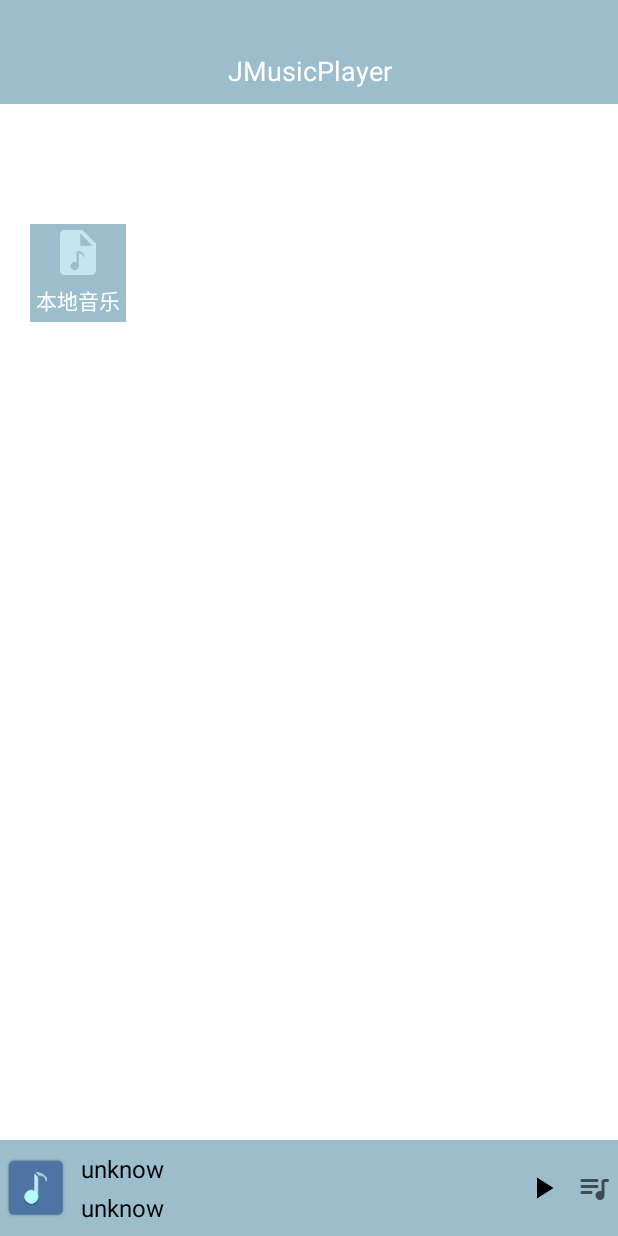
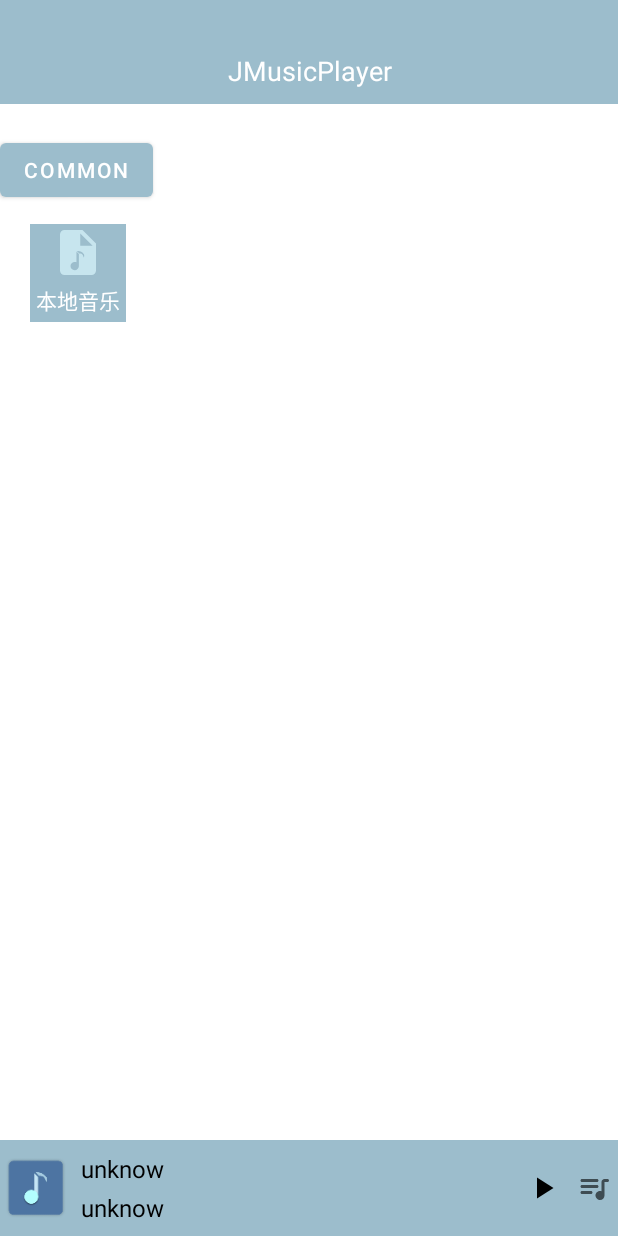
Before and after one commit to aSmartTortoise/JMusicPlayer, an Android app: the screen it shows after launch (MainActivity), on a phone screen of 412 x 824 dp. Run offline under Robolectric (Android 15) with nearby library versions, the phone set to English and light mode, and no system bars; our stand-ins replace data binding.

```diff
--- a/app/build.gradle
+++ b/app/build.gradle
@@ -46,4 +46,5 @@ dependencies {
     androidTestImplementation 'androidx.test.espresso:espresso-core:3.4.0'
     implementation 'io.reactivex.rxjava2:rxjava:2.2.2'
     implementation 'io.reactivex.rxjava2:rxandroid:2.1.0'
+    implementation "androidx.media:media:1.3.1"
 }
--- a/app/src/main/AndroidManifest.xml
+++ b/app/src/main/AndroidManifest.xml
@@ -61,6 +61,9 @@
                 android:name="android.app.lib_name"
                 android:value="" />
         </activity>
+        <activity android:name=".ui.CommonActivity"
+            android:theme="@style/Theme.MusicPlayer"
+            />
     </application>
 
 </manifest>
--- a/app/src/main/res/layout/activity_main.xml
+++ b/app/src/main/res/layout/activity_main.xml
@@ -12,6 +12,8 @@
         android:layout_height="match_parent"
         tools:context=".ui.MainActivity">
 
+
+
         <com.wyj.voice.view.TitleBar
             android:id="@+id/title_bar"
             android:layout_width="match_parent"
@@ -23,6 +25,16 @@
             app:leftIconVisible="false"
             app:middleText="@string/app_name"
             app:middleTextColor="@color/white" />
+
+        <Button
+            android:id="@+id/btn_common"
+            android:layout_width="wrap_content"
+            android:layout_height="wrap_content"
+            android:text="common"
+            android:layout_marginTop="@dimen/dp_20"
+            app:layout_constraintTop_toBottomOf="@id/title_bar"
+            app:layout_constraintStart_toStartOf="parent"
+            />
 
         <androidx.appcompat.widget.AppCompatTextView
             android:id="@+id/tv_local_music"
--- a/app/src/main/res/values/themes.xml
+++ b/app/src/main/res/values/themes.xml
@@ -16,5 +16,6 @@
 
     <style name="Theme.MusicPlayer" parent="Theme.MaterialComponents.DayNight.NoActionBar">
         <item name="android:statusBarColor" tools:targetApi="lollipop">@color/transparent</item>
+        <item name="android:windowBackground">@android:color/transparent</item>
     </style>
 </resources>
--- a/gradle.properties
+++ b/gradle.properties
@@ -6,7 +6,7 @@
 # http://www.gradle.org/docs/current/userguide/build_environment.html
 # Specifies the JVM arguments used for the daemon process.
 # The setting is particularly useful for tweaking memory settings.
-org.gradle.jvmargs=-Xmx2048m -Dfile.encoding=UTF-8
+org.gradle.jvmargs=-Xmx3072m -Dfile.encoding=UTF-8
 # When configured, Gradle will run in incubating parallel mode.
 # This option should only be used with decoupled projects. More details, visit
 # http://www.gradle.org/docs/current/userguide/multi_project_builds.html#sec:decoupled_projects
--- a/settings.gradle
+++ b/settings.gradle
@@ -3,6 +3,7 @@ pluginManagement {
         gradlePluginPortal()
         google()
         mavenCentral()
+        jcenter()
     }
 }
 dependencyResolutionManagement {
@@ -10,6 +11,7 @@ dependencyResolutionManagement {
     repositories {
         google()
         mavenCentral()
+        jcenter()
     }
 }
 rootProject.name = "Voice Play"
```
Also changed, not shown: app/src/main/java/com/wyj/voice/player/PlaybackService.kt (+7 -7 lines), app/src/main/java/com/wyj/voice/ui/CommonActivity.java (added, +24 -0 lines), app/src/main/java/com/wyj/voice/ui/MainActivity.kt (+8 -2 lines), app/src/main/res/layout/activity_common.xml (added, +17 -0 lines).
